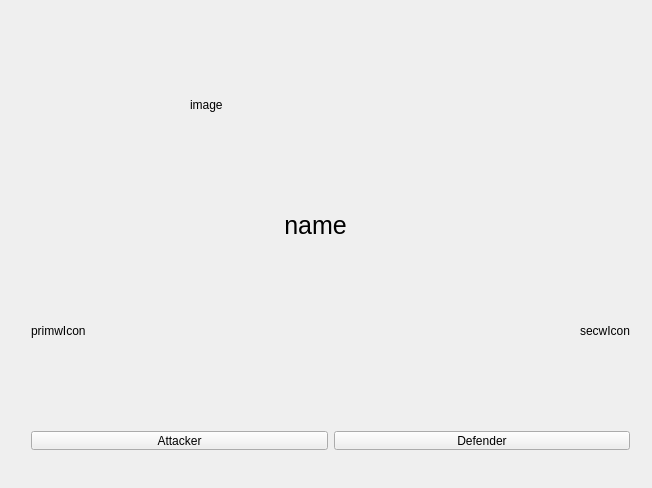
First picture: the form in mainwindow.ui, repository JMax45/r6sRandomizer, before the edit.
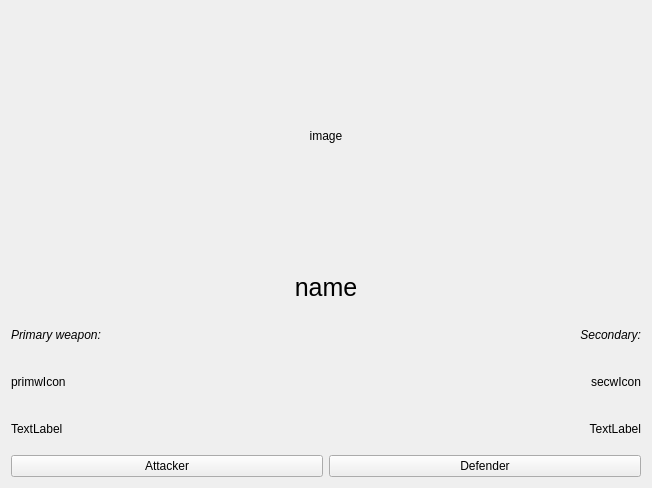
Second picture: the form after the edit.

Commit message: Adaptive layout

Diff of the .ui file:
```diff
--- a/mainwindow.ui
+++ b/mainwindow.ui
@@ -14,19 +14,21 @@
    <string>MainWindow</string>
   </property>
   <widget class="QWidget" name="centralWidget">
+   <layout class="QVBoxLayout" name="verticalLayout_3">
+    <item>
+     <layout class="QHBoxLayout" name="horizontalLayout_6">
+      <item>
    <widget class="QLabel" name="label">
-    <property name="geometry">
-     <rect>
-      <x>190</x>
-      <y>-20</y>
+        <property name="minimumSize">
+         <size>
       <width>250</width>
       <height>250</height>
-     </rect>
+         </size>
     </property>
     <property name="maximumSize">
      <size>
-      <width>16777215</width>
-      <height>16777215</height>
+          <width>250</width>
+          <height>250</height>
      </size>
     </property>
     <property name="text">
@@ -35,45 +37,20 @@
     <property name="scaledContents">
      <bool>true</bool>
     </property>
-   </widget>
-   <widget class="QWidget" name="horizontalLayoutWidget">
-    <property name="geometry">
-     <rect>
-      <x>20</x>
-      <y>420</y>
-      <width>621</width>
-      <height>41</height>
-     </rect>
-    </property>
-    <layout class="QHBoxLayout" name="horizontalLayout">
-     <item>
-      <widget class="QPushButton" name="pushButton">
-       <property name="text">
-        <string>Attacker</string>
-       </property>
-      </widget>
-     </item>
-     <item>
-      <widget class="QPushButton" name="pushButton_2">
-       <property name="text">
-        <string>Defender</string>
+        <property name="alignment">
+         <set>Qt::AlignCenter</set>
        </property>
       </widget>
      </item>
     </layout>
-   </widget>
+    </item>
+    <item>
+     <layout class="QHBoxLayout" name="horizontalLayout_7">
+      <item>
    <widget class="QLabel" name="label_2">
     <property name="enabled">
      <bool>true</bool>
     </property>
-    <property name="geometry">
-     <rect>
-      <x>230</x>
-      <y>210</y>
-      <width>171</width>
-      <height>31</height>
-     </rect>
-    </property>
     <property name="font">
      <font>
       <pointsize>19</pointsize>
@@ -86,15 +63,10 @@
      <set>Qt::AlignCenter</set>
     </property>
    </widget>
-   <widget class="QWidget" name="horizontalLayoutWidget_2">
-    <property name="geometry">
-     <rect>
-      <x>20</x>
-      <y>250</y>
-      <width>621</width>
-      <height>21</height>
-     </rect>
-    </property>
+      </item>
+     </layout>
+    </item>
+    <item>
     <layout class="QHBoxLayout" name="horizontalLayout_2">
      <item>
       <widget class="QLabel" name="label_4">
@@ -127,45 +99,8 @@
       </widget>
      </item>
     </layout>
-   </widget>
-   <widget class="QWidget" name="horizontalLayoutWidget_3">
-    <property name="geometry">
-     <rect>
-      <x>20</x>
-      <y>390</y>
-      <width>621</width>
-      <height>20</height>
-     </rect>
-    </property>
-    <layout class="QHBoxLayout" name="horizontalLayout_3">
-     <item>
-      <widget class="QLabel" name="label_6">
-       <property name="text">
-        <string>TextLabel</string>
-       </property>
-      </widget>
      </item>
      <item>
-      <widget class="QLabel" name="label_5">
-       <property name="text">
-        <string>TextLabel</string>
-       </property>
-       <property name="alignment">
-        <set>Qt::AlignRight|Qt::AlignTrailing|Qt::AlignVCenter</set>
-       </property>
-      </widget>
-     </item>
-    </layout>
-   </widget>
-   <widget class="QWidget" name="horizontalLayoutWidget_4">
-    <property name="geometry">
-     <rect>
-      <x>20</x>
-      <y>280</y>
-      <width>621</width>
-      <height>101</height>
-     </rect>
-    </property>
     <layout class="QHBoxLayout" name="horizontalLayout_4">
      <item>
       <widget class="QLabel" name="label_7">
@@ -188,7 +123,47 @@
       </widget>
      </item>
     </layout>
-   </widget>
+    </item>
+    <item>
+     <layout class="QHBoxLayout" name="horizontalLayout_3">
+      <item>
+       <widget class="QLabel" name="label_6">
+        <property name="text">
+         <string>TextLabel</string>
+        </property>
+       </widget>
+      </item>
+      <item>
+       <widget class="QLabel" name="label_5">
+        <property name="text">
+         <string>TextLabel</string>
+        </property>
+        <property name="alignment">
+         <set>Qt::AlignRight|Qt::AlignTrailing|Qt::AlignVCenter</set>
+        </property>
+       </widget>
+      </item>
+     </layout>
+    </item>
+    <item>
+     <layout class="QHBoxLayout" name="horizontalLayout">
+      <item>
+       <widget class="QPushButton" name="pushButton">
+        <property name="text">
+         <string>Attacker</string>
+        </property>
+       </widget>
+      </item>
+      <item>
+       <widget class="QPushButton" name="pushButton_2">
+        <property name="text">
+         <string>Defender</string>
+        </property>
+       </widget>
+      </item>
+     </layout>
+    </item>
+   </layout>
   </widget>
   <widget class="QMenuBar" name="menuBar">
    <property name="geometry">
```
Left out of the diff: 2 changed lines with no effect on the pictures. Lines whose indentation alone changed are shown as unchanged. The commit also changes 6 other files.
